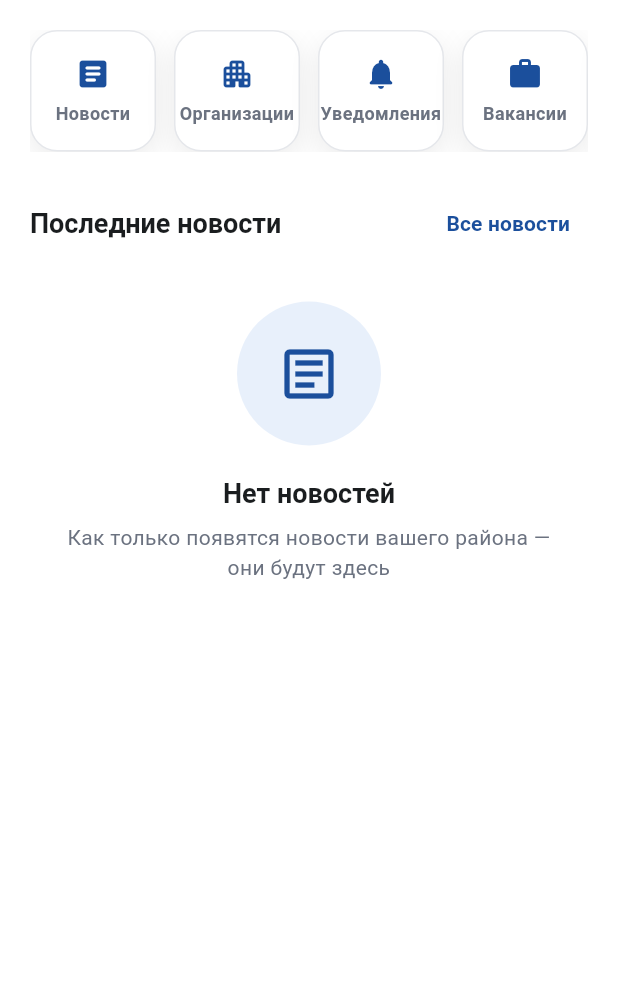
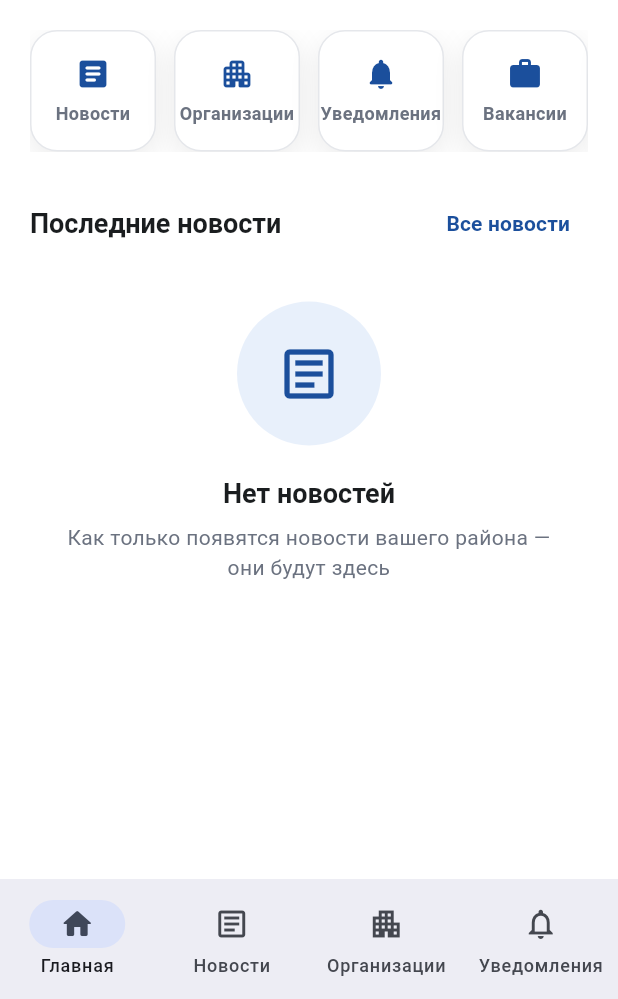
Before and after one commit to Ivan432123/omsk-region-info, a Flutter app: the HomeScreen screen opened by its route, on a phone screen of 412 x 824 dp, the part 237-1236 px from its top. Run offline on Flutter 3.47's test engine with Material 3 defaults, Android fonts, the phone set to English and light mode, and no system bars; our stand-ins replace cached_network_image, cloud_firestore, equatable, firebase_core, firebase_messaging, flutter_riverpod and 4 more; accounts and stored records are empty.

Commit message:
feat: нижняя навигация с 4 вкладками (StatefulShellRoute)

```diff
--- a/lib/core/router/app_router.dart
+++ b/lib/core/router/app_router.dart
@@ -1,3 +1,4 @@
+import 'package:flutter/material.dart';
 import 'package:go_router/go_router.dart';
 import '../../features/splash/splash_screen.dart';
 import '../../features/district_selection/district_selection_screen.dart';
@@ -14,6 +15,7 @@ import '../../features/announcements/announcements_list_screen.dart';
 import '../../features/announcements/announcement_details_screen.dart';
 import '../../features/events/events_list_screen.dart';
 import '../../features/events/event_details_screen.dart';
+import 'scaffold_with_nav_bar.dart';
 
 class AppRouter {
   AppRouter._();
@@ -30,32 +32,6 @@ class AppRouter {
         builder: (context, state) => DistrictSelectionScreen(
           isChangeMode: state.extra as bool? ?? false,
         ),
-      ),
-      GoRoute(
-        path: '/home',
-        builder: (context, state) => const HomeScreen(),
-      ),
-      GoRoute(
-        path: '/news',
-        builder: (context, state) => const NewsListScreen(),
-      ),
-      GoRoute(
-        path: '/news/:id',
-        builder: (context, state) =>
-            NewsDetailsScreen(newsId: state.pathParameters['id']!),
-      ),
-      GoRoute(
-        path: '/organizations',
-        builder: (context, state) => const OrganizationsListScreen(),
-      ),
-      GoRoute(
-        path: '/organizations/:id',
-        builder: (context, state) =>
-            OrganizationDetailsScreen(organizationId: state.pathParameters['id']!),
-      ),
-      GoRoute(
-        path: '/notifications',
-        builder: (context, state) => const NotificationsScreen(),
       ),
       GoRoute(
         path: '/settings',
@@ -88,6 +64,59 @@ class AppRouter {
         builder: (context, state) =>
             EventDetailsScreen(eventId: state.pathParameters['id']!),
       ),
+      StatefulShellRoute.indexedStack(
+        builder: (context, state, navigationShell) =>
+            ScaffoldWithNavBar(navigationShell: navigationShell),
+        branches: [
+          StatefulShellBranch(
+            routes: [
+              GoRoute(
+                path: '/home',
+                builder: (context, state) => const HomeScreen(),
+              ),
+            ],
+          ),
+          StatefulShellBranch(
+            routes: [
+              GoRoute(
+                path: '/news',
+                builder: (context, state) => const NewsListScreen(),
+                routes: [
+                  GoRoute(
+                    path: ':id',
+                    builder: (context, state) =>
+                        NewsDetailsScreen(newsId: state.pathParameters['id']!),
+                  ),
+                ],
+              ),
+            ],
+          ),
+          StatefulShellBranch(
+            routes: [
+              GoRoute(
+                path: '/organizations',
+                builder: (context, state) => const OrganizationsListScreen(),
+                routes: [
+                  GoRoute(
+                    path: ':id',
+                    builder: (context, state) => OrganizationDetailsScreen(
+                      organizationId: state.pathParameters['id']!,
+                    ),
+                  ),
+                ],
+              ),
+            ],
+          ),
+          StatefulShellBranch(
+            routes: [
+              GoRoute(
+                path: '/notifications',
+                builder: (context, state) => const NotificationsScreen(),
+              ),
+            ],
+          ),
+        ],
+      ),
     ],
   );
 }
--- /dev/null
+++ b/lib/core/router/scaffold_with_nav_bar.dart
@@ -0,0 +1,63 @@
+import 'package:flutter/material.dart';
+import 'package:flutter_riverpod/flutter_riverpod.dart';
+import 'package:go_router/go_router.dart';
+import '../../providers/district_provider.dart';
+import '../../providers/notification_provider.dart';
+
+/// Оболочка с нижней навигацией (4 вкладки). Каждая вкладка хранит свой
+/// собственный стек экранов (StatefulShellRoute.indexedStack), поэтому
+/// при переключении вкладок состояние списков (скролл, загруженные
+/// страницы) не сбрасывается.
+class ScaffoldWithNavBar extends ConsumerWidget {
+  final StatefulNavigationShell navigationShell;
+
+  const ScaffoldWithNavBar({super.key, required this.navigationShell});
+
+  @override
+  Widget build(BuildContext context, WidgetRef ref) {
+    final district = ref.watch(selectedDistrictProvider);
+    final districtId = district.id ?? '';
+    final unreadCount = ref.watch(unreadNotificationsCountProvider(districtId));
+
+    return Scaffold(
+      body: navigationShell,
+      bottomNavigationBar: NavigationBar(
+        selectedIndex: navigationShell.currentIndex,
+        onDestinationSelected: (index) => navigationShell.goBranch(
+          index,
+          initialLocation: index == navigationShell.currentIndex,
+        ),
+        destinations: [
+          const NavigationDestination(
+            icon: Icon(Icons.home_outlined),
+            selectedIcon: Icon(Icons.home_rounded),
+            label: 'Главная',
+          ),
+          const NavigationDestination(
+            icon: Icon(Icons.article_outlined),
+            selectedIcon: Icon(Icons.article_rounded),
+            label: 'Новости',
+          ),
+          const NavigationDestination(
+            icon: Icon(Icons.apartment_outlined),
+            selectedIcon: Icon(Icons.apartment_rounded),
+            label: 'Организации',
+          ),
+          NavigationDestination(
+            icon: Badge(
+              isLabelVisible: unreadCount > 0,
+              label: Text('$unreadCount'),
+              child: const Icon(Icons.notifications_outlined),
+            ),
+            selectedIcon: Badge(
+              isLabelVisible: unreadCount > 0,
+              label: Text('$unreadCount'),
+              child: const Icon(Icons.notifications_rounded),
+            ),
+            label: 'Уведомления',
+          ),
+        ],
+      ),
+    );
+  }
+}
--- a/lib/features/home/home_screen.dart
+++ b/lib/features/home/home_screen.dart
@@ -34,7 +34,7 @@ class HomeScreen extends ConsumerWidget {
                 child: _HeroHeader(
                   districtName: district.name ?? '',
                   unreadCount: unreadCount,
-                  onNotificationsTap: () => context.push('/notifications'),
+                  onNotificationsTap: () => context.go('/notifications'),
                   onSettingsTap: () => context.push('/settings'),
                 ),
               ),
@@ -42,9 +42,9 @@ class HomeScreen extends ConsumerWidget {
                 child: Padding(
                   padding: const EdgeInsets.fromLTRB(20, 20, 20, 8),
                   child: _QuickNavRow(
-                    onNews: () => context.push('/news'),
-                    onOrganizations: () => context.push('/organizations'),
-                    onNotifications: () => context.push('/notifications'),
+                    onNews: () => context.go('/news'),
+                    onOrganizations: () => context.go('/organizations'),
+                    onNotifications: () => context.go('/notifications'),
                     onVacancies: () => context.push('/vacancies'),
                     onAnnouncements: () => context.push('/announcements'),
                     onEvents: () => context.push('/events'),
@@ -90,7 +90,7 @@ class HomeScreen extends ConsumerWidget {
                     children: [
                       Text('Последние новости', style: Theme.of(context).textTheme.titleLarge),
                       TextButton(
-                        onPressed: () => context.push('/news'),
+                        onPressed: () => context.go('/news'),
                         child: const Text('Все новости'),
                       ),
                     ],
```
